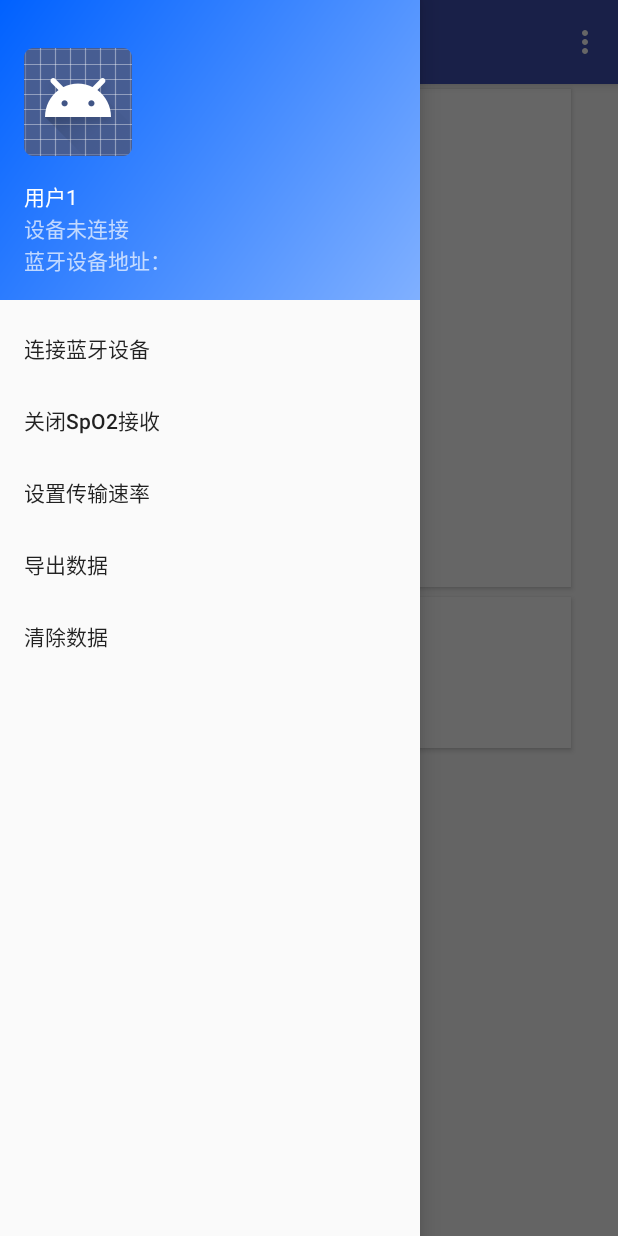
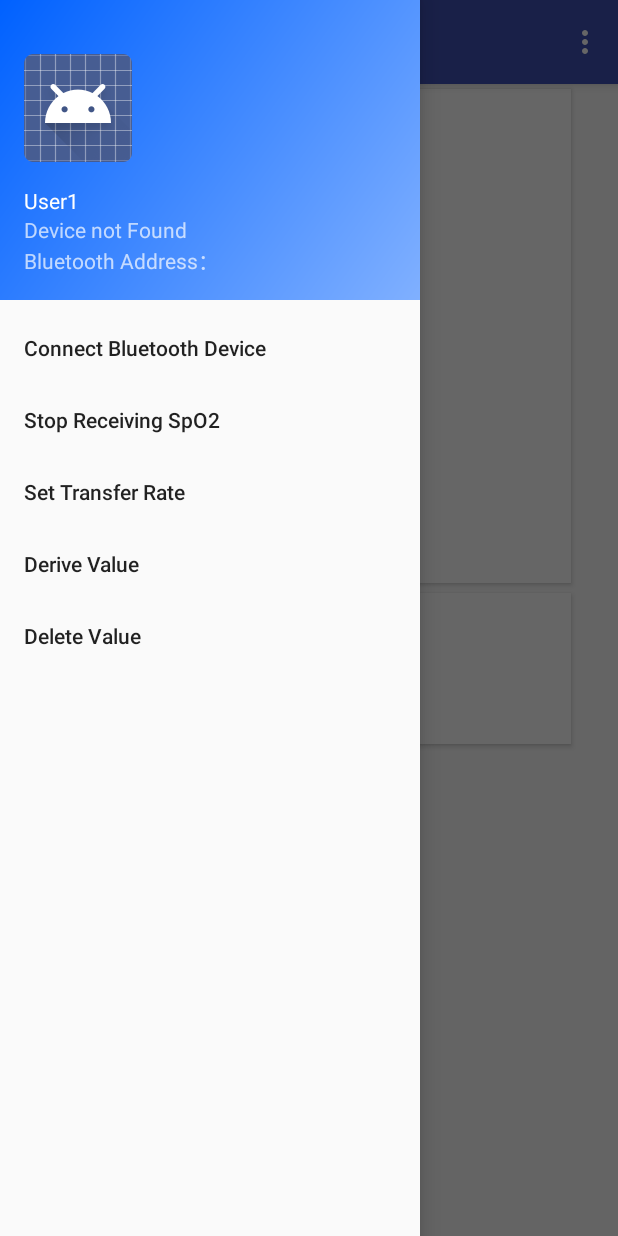
Before and after one commit to chickenjohn/ECG_Monitor_on_Android, an Android app: the screen it shows after launch (MainActivity), with the side drawer open, on a phone screen of 412 x 824 dp. Run offline under Robolectric (Android 15) with nearby library versions, the phone set to English and light mode, and no system bars.

Commit message:
update layout

```diff
--- a/app/src/main/res/layout/activity_main_land.xml
+++ b/app/src/main/res/layout/activity_main_land.xml
@@ -33,7 +33,7 @@
             android:id="@+id/land_beat_rate_text"
             android:layout_width="wrap_content"
             android:layout_height="wrap_content"
-            android:text="心率/"
+            android:text="Heart Rate/"
             android:textSize="100dp"
             android:fontFamily="monospace"
             android:textColor="@color/textWhite" />
@@ -42,7 +42,7 @@
             android:id="@+id/land_rr_text"
             android:layout_width="wrap_content"
             android:layout_height="wrap_content"
-            android:text="RR间期"
+            android:text="RR Intervals"
             android:textSize="50dp"
             android:fontFamily="monospace"
             android:textColor="@color/textWhite" />
--- a/app/src/main/res/layout/content_main.xml
+++ b/app/src/main/res/layout/content_main.xml
@@ -29,7 +29,7 @@
                 android:layout_height="wrap_content"
                 android:layout_marginBottom="10dp"
                 android:layout_weight="1"
-                android:text="显示波形"
+                android:text="Display Waveform"
                 android:textSize="20dp"
                 android:paddingLeft="10dp"
                 android:paddingTop="10dp"/>
@@ -83,7 +83,7 @@
                 android:layout_width="350dp"
                 android:layout_height="wrap_content"
                 android:layout_marginBottom="5dp"
-                android:text="心率："
+                android:text="Heart Rate："
                 android:textSize="20dp"
                 android:paddingLeft="10dp"/>
 
@@ -92,7 +92,7 @@
                 android:layout_width="350dp"
                 android:layout_height="wrap_content"
                 android:layout_marginBottom="5dp"
-                android:text="RR间期："
+                android:text="RR Intervals："
                 android:textSize="20dp"
                 android:paddingLeft="10dp"/>
 
--- a/app/src/main/res/layout/nav_header_main.xml
+++ b/app/src/main/res/layout/nav_header_main.xml
@@ -22,19 +22,19 @@
         android:layout_width="match_parent"
         android:layout_height="wrap_content"
         android:paddingTop="@dimen/nav_header_vertical_spacing"
-        android:text="用户1"
+        android:text="User1"
         android:textAppearance="@style/TextAppearance.AppCompat.Body1" />
 
     <TextView
         android:id="@+id/connecttextview"
         android:layout_width="wrap_content"
         android:layout_height="wrap_content"
-        android:text="设备未连接" />
+        android:text="Device not Found" />
 
     <TextView
         android:id="@+id/bt_address_textview"
         android:layout_width="wrap_content"
         android:layout_height="wrap_content"
-        android:text="蓝牙设备地址：" />
+        android:text="Bluetooth Address：" />
 
 </LinearLayout>
--- a/app/src/main/res/menu/activity_main_drawer.xml
+++ b/app/src/main/res/menu/activity_main_drawer.xml
@@ -2,18 +2,18 @@
 <menu xmlns:android="http://schemas.android.com/apk/res/android">
     <item
         android:id="@+id/btconnection"
-        android:title="连接蓝牙设备" />
+        android:title="Connect Bluetooth Device" />
     <item
         android:id="@+id/spo2_switch"
-        android:title="关闭SpO2接收" />
+        android:title="Stop Receiving SpO2" />
     <item
         android:id="@+id/rate_setting"
-        android:title="设置传输速率" />
+        android:title="Set Transfer Rate" />
     <item
         android:id="@+id/data_output"
-        android:title="导出数据" />
+        android:title="Derive Value" />
     <item
         android:id="@+id/data_clear"
-        android:title="清除数据" />
+        android:title="Delete Value" />
 
 </menu>
```
Also changed, not shown: app/src/main/java/com/experiment/chickenjohn/materialdemo/bluetoothManager.java (+4 -4 lines), 1 other file.
